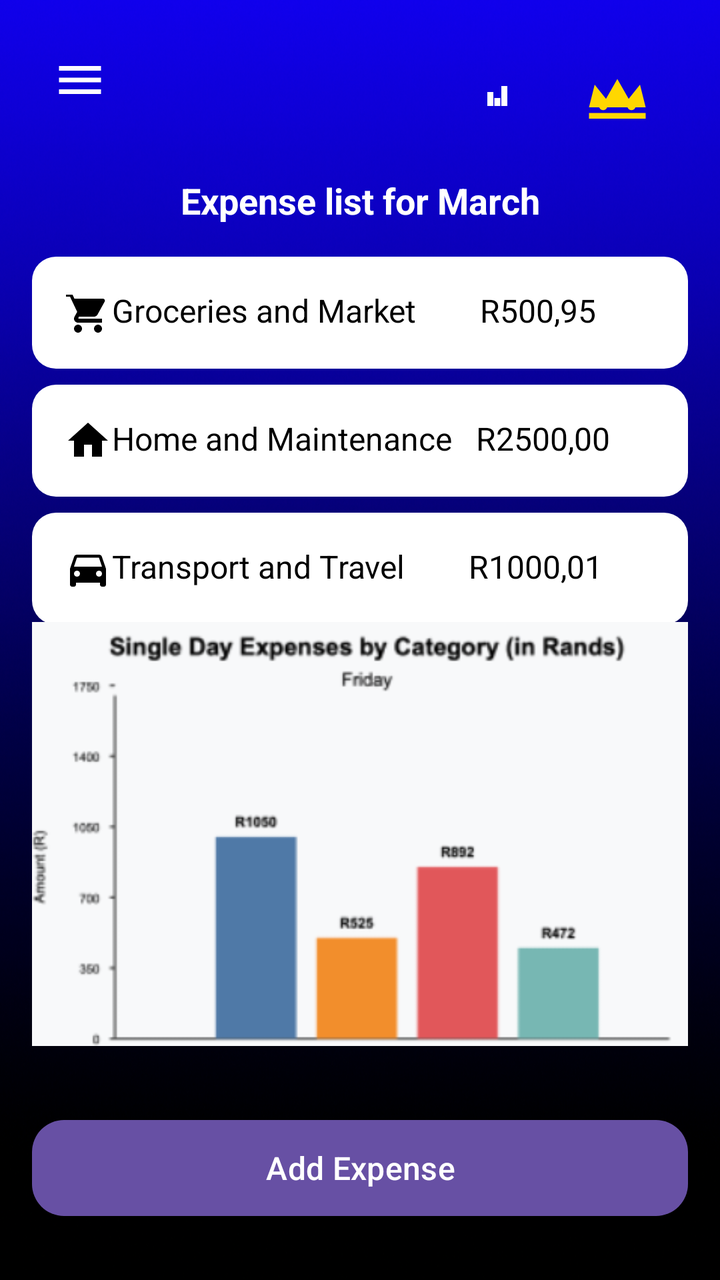
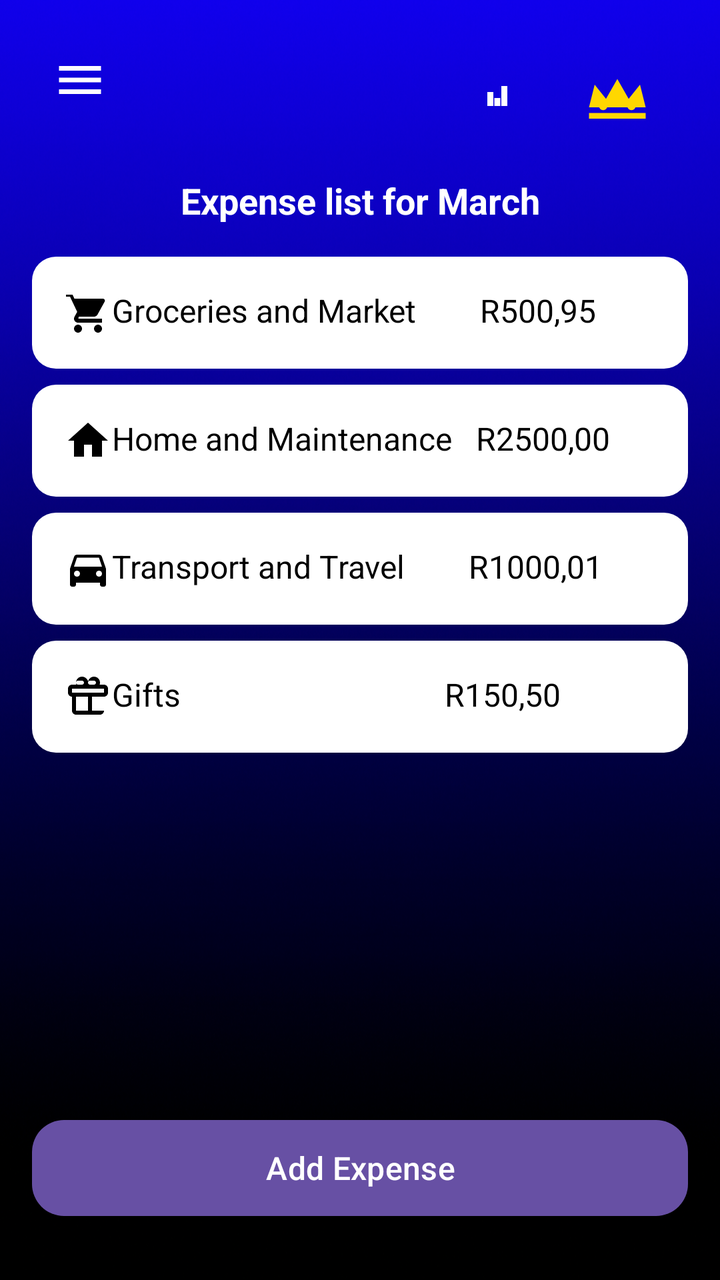

Compare the two renders of this Android layout. The source of the first and the diff that turns it into the second are given below.
<!-- AndroidManifest.xml: application theme Theme.CashUp -->
<!-- res/layout/expense.xml -->
<?xml version="1.0" encoding="utf-8"?>
<androidx.constraintlayout.widget.ConstraintLayout
    xmlns:android="http://schemas.android.com/apk/res/android"
    xmlns:app="http://schemas.android.com/apk/res-auto"
    xmlns:tools="http://schemas.android.com/tools"
    android:layout_width="match_parent"
    android:layout_height="match_parent"
    android:background="@drawable/background"
    android:padding="16dp">

    
    <ImageButton
        android:id="@+id/menuButton"
        android:layout_width="48dp"
        android:layout_height="48dp"
        android:background="?attr/selectableItemBackgroundBorderless"
        android:src="@drawable/ic_menu_white"
        android:contentDescription="Menu"
        app:layout_constraintTop_toTopOf="parent"
        app:layout_constraintStart_toStartOf="parent" />

    

    

    

    <ImageButton
        android:id="@+id/leaderboardButton"
        android:layout_width="48dp"
        android:layout_height="48dp"
        android:layout_marginTop="8dp"
        android:layout_marginEnd="12dp"
        android:background="?attr/selectableItemBackgroundBorderless"
        android:contentDescription="Leaderboard"
        android:src="@drawable/ic_leaderboard"
        app:layout_constraintEnd_toStartOf="@id/crownButton"
        app:layout_constraintTop_toTopOf="parent" />

    <ImageButton
        android:id="@+id/crownButton"
        android:layout_width="48dp"
        android:layout_height="48dp"
        android:layout_marginTop="8dp"
        android:background="?attr/selectableItemBackgroundBorderless"
        android:contentDescription="Crown"
        android:src="@drawable/ic_crown"
        app:layout_constraintEnd_toEndOf="parent"
        app:layout_constraintHorizontal_bias="0.959"
        app:layout_constraintStart_toStartOf="parent"
        app:layout_constraintTop_toTopOf="parent" />

    <TextView
        android:id="@+id/heading_text"
        android:layout_width="wrap_content"
        android:layout_height="wrap_content"
        android:text="Expense list for March"
        android:textColor="@android:color/white"
        android:textStyle="bold"
        android:textSize="18sp"
        android:layout_marginTop="24dp"
        app:layout_constraintTop_toBottomOf="@id/menuButton"
        app:layout_constraintStart_toStartOf="parent"
        app:layout_constraintEnd_toEndOf="parent" />

    
    <TextView
        android:id="@+id/item_groceries"
        android:layout_width="0dp"
        android:layout_height="wrap_content"
        android:drawableStart="@drawable/ic_groceries"
        android:background="@drawable/rounded_corner_white"
        android:padding="16dp"
        android:text="Groceries and Market        R500,95"
        android:textColor="@android:color/black"
        android:textSize="16sp"
        app:layout_constraintTop_toBottomOf="@id/heading_text"
        app:layout_constraintStart_toStartOf="parent"
        app:layout_constraintEnd_toEndOf="parent"
        android:layout_marginTop="16dp" />

    
    <TextView
        android:id="@+id/item_home"
        android:layout_width="0dp"
        android:layout_height="wrap_content"
        android:drawableStart="@drawable/ic_home"
        android:background="@drawable/rounded_corner_white"
        android:padding="16dp"
        android:text="Home and Maintenance   R2500,00"
        android:textColor="@android:color/black"
        android:textSize="16sp"
        app:layout_constraintTop_toBottomOf="@id/item_groceries"
        app:layout_constraintStart_toStartOf="parent"
        app:layout_constraintEnd_toEndOf="parent"
        android:layout_marginTop="8dp" />

    
    <TextView
        android:id="@+id/item_travel"
        android:layout_width="0dp"
        android:layout_height="wrap_content"
        android:drawableStart="@drawable/ic_transport"
        android:background="@drawable/rounded_corner_white"
        android:padding="16dp"
        android:text="Transport and Travel        R1000,01"
        android:textColor="@android:color/black"
        android:textSize="16sp"
        app:layout_constraintTop_toBottomOf="@id/item_home"
        app:layout_constraintStart_toStartOf="parent"
        app:layout_constraintEnd_toEndOf="parent"
        android:layout_marginTop="8dp" />

    
    <TextView
        android:id="@+id/item_gifts"
        android:layout_width="0dp"
        android:layout_height="wrap_content"
        android:drawableStart="@drawable/ic_gift"
        android:background="@drawable/rounded_corner_white"
        android:padding="16dp"
        android:text="Gifts                                 R150,50"
        android:textColor="@android:color/black"
        android:textSize="16sp"
        app:layout_constraintTop_toBottomOf="@id/item_travel"
        app:layout_constraintStart_toStartOf="parent"
        app:layout_constraintEnd_toEndOf="parent"
        android:layout_marginTop="8dp" />

    

    
    <Button
        android:id="@+id/add_expense_button"
        android:layout_width="0dp"
        android:layout_height="wrap_content"
        android:layout_marginBottom="16dp"
        android:background="@drawable/rounded_red_button"
        android:backgroundTint="#F20707"
        android:text="Add Expense"
        android:textColor="@android:color/white"
        android:textSize="16sp"
        app:layout_constraintBottom_toBottomOf="parent"
        app:layout_constraintEnd_toEndOf="parent"
        app:layout_constraintStart_toStartOf="parent" />

    <ImageView
        android:id="@+id/imageView2"
        android:layout_width="350dp"
        android:layout_height="230dp"
        android:layout_marginBottom="92dp"
        app:layout_constraintBottom_toBottomOf="parent"
        app:layout_constraintEnd_toEndOf="parent"
        app:layout_constraintHorizontal_bias="0.517"
        app:layout_constraintStart_toStartOf="parent"
        app:srcCompat="@drawable/chart" />

</androidx.constraintlayout.widget.ConstraintLayout>
<!-- resources referenced by this layout -->
<resources>
  <!-- drawable chart: png bitmap (drawable, 24587 bytes) -->
  <!-- drawable ic_groceries (drawable) -->
  <?xml version="1.0" encoding="utf-8"?>
  <vector xmlns:android="http://schemas.android.com/apk/res/android"
      android:width="24dp"
      android:height="24dp"
      android:viewportWidth="24"
      android:viewportHeight="24">
      <path
          android:fillColor="#000000"
          android:pathData="M7,18c-1.1,0 -1.99,0.9 -1.99,2s0.89,2 1.99,2 2,-0.9 2,-2 -0.9,-2 -2,-2zM1,2v2h2l3.6,7.59 -1.35,2.44c-0.16,0.28 -0.25,0.61 -0.25,0.97 0,1.1 0.9,2 2,2h12v-2H7.42c-0.14,0 -0.25,-0.11 -0.25,-0.25L7.45,14h7.55c0.75,0 1.41,-0.41 1.75,-1.03l3.58,-6.49c0.08,-0.14 0.12,-0.31 0.12,-0.48 0,-0.55 -0.45,-1 -1,-1H5.21l-0.94,-2H1zm16,16c-1.1,0 -1.99,0.9 -1.99,2s0.89,2 1.99,2 2,-0.9 2,-2 -0.9,-2 -2,-2z" />
  </vector>
  <!-- drawable ic_home (drawable) -->
  <vector xmlns:android="http://schemas.android.com/apk/res/android"
      android:width="24dp"
      android:height="24dp"
      android:viewportWidth="24"
      android:viewportHeight="24">
      <path
          android:fillColor="#000000"
          android:pathData="M10,20v-6h4v6h5v-8h3L12,3 2,12h3v8z" />
  </vector>
  <!-- drawable ic_leaderboard (drawable) -->
  <vector xmlns:android="http://schemas.android.com/apk/res/android"
      android:width="24dp"
      android:height="24dp"
      android:viewportWidth="24"
      android:viewportHeight="24">
      <path
          android:fillColor="#FFFFFF"
          android:pathData="M7,17h3v-7H7v7zM14,17h3v-10h-3v10zM10.5,17h3v-4h-3v4z"/>
  </vector>
  <!-- drawable ic_menu_white (drawable) -->
  <?xml version="1.0" encoding="utf-8"?>
  <vector xmlns:android="http://schemas.android.com/apk/res/android"
      android:width="28dp"
      android:height="28dp"
      android:viewportWidth="24"
      android:viewportHeight="24">
  
      <path
          android:fillColor="#FFFFFF"
          android:pathData="M3,18h18v-2L3,16v2zM3,13h18v-2L3,11v2zM3,6v2h18L21,6L3,6z"/>
  </vector>
  <!-- drawable ic_transport (drawable) -->
  <vector xmlns:android="http://schemas.android.com/apk/res/android"
      android:width="24dp"
      android:height="24dp"
      android:viewportWidth="24"
      android:viewportHeight="24">
      <path
          android:fillColor="#000000"
          android:pathData="M18.92,6.01C18.72,5.42 18.15,5 17.5,5h-11C5.85,5 5.28,5.42 5.08,6.01L3,12v8c0,0.55 0.45,1 1,1h1c0.55,0 1,-0.45 1,-1v-1h12v1c0,0.55 0.45,1 1,1h1c0.55,0 1,-0.45 1,-1v-8L18.92,6.01zM6.5,16c-0.83,0 -1.5,-0.67 -1.5,-1.5S5.67,13 6.5,13s1.5,0.67 1.5,1.5S7.33,16 6.5,16zM17.5,16c-0.83,0 -1.5,-0.67 -1.5,-1.5s0.67,-1.5 1.5,-1.5 1.5,0.67 1.5,1.5S18.33,16 17.5,16zM5,11l1.5,-4.5h11L19,11H5z"/>
  </vector>
  <!-- drawable rounded_corner_white (drawable) -->
  <?xml version="1.0" encoding="utf-8"?>
  <shape xmlns:android="http://schemas.android.com/apk/res/android"
      android:shape="rectangle">
      <solid android:color="@android:color/white" />
      <corners android:radius="12dp" />
  </shape>
  <!-- drawable rounded_red_button (drawable) -->
  <shape xmlns:android="http://schemas.android.com/apk/res/android"
      android:shape="rectangle">
      <solid android:color="#FF2B2B" />
      <corners android:radius="16dp" />
  </shape>
  <style name="Theme.CashUp" parent="Base.Theme.CashUp" />
  <style name="Base.Theme.CashUp" parent="Theme.Material3.DayNight.NoActionBar">
          
          
      </style>
  <!-- unchanged entries left out for length: 3 -->
</resources>

<!-- the commit's change to res/layout/expense.xml (unified diff, before → after) -->
@@ -144,15 +144,4 @@
         app:layout_constraintEnd_toEndOf="parent"
         app:layout_constraintStart_toStartOf="parent" />
 
-    <ImageView
-        android:id="@+id/imageView2"
-        android:layout_width="350dp"
-        android:layout_height="230dp"
-        android:layout_marginBottom="92dp"
-        app:layout_constraintBottom_toBottomOf="parent"
-        app:layout_constraintEnd_toEndOf="parent"
-        app:layout_constraintHorizontal_bias="0.517"
-        app:layout_constraintStart_toStartOf="parent"
-        app:srcCompat="@drawable/chart" />
-
 </androidx.constraintlayout.widget.ConstraintLayout>
<!-- resource entries referenced after the edit -->
@@ -1,6 +1,5 @@
 <!-- resources referenced by this layout -->
 <resources>
-  <!-- drawable chart: png bitmap (drawable, 24587 bytes) -->
   <!-- drawable ic_groceries (drawable) -->
   <?xml version="1.0" encoding="utf-8"?>
   <vector xmlns:android="http://schemas.android.com/apk/res/android"
